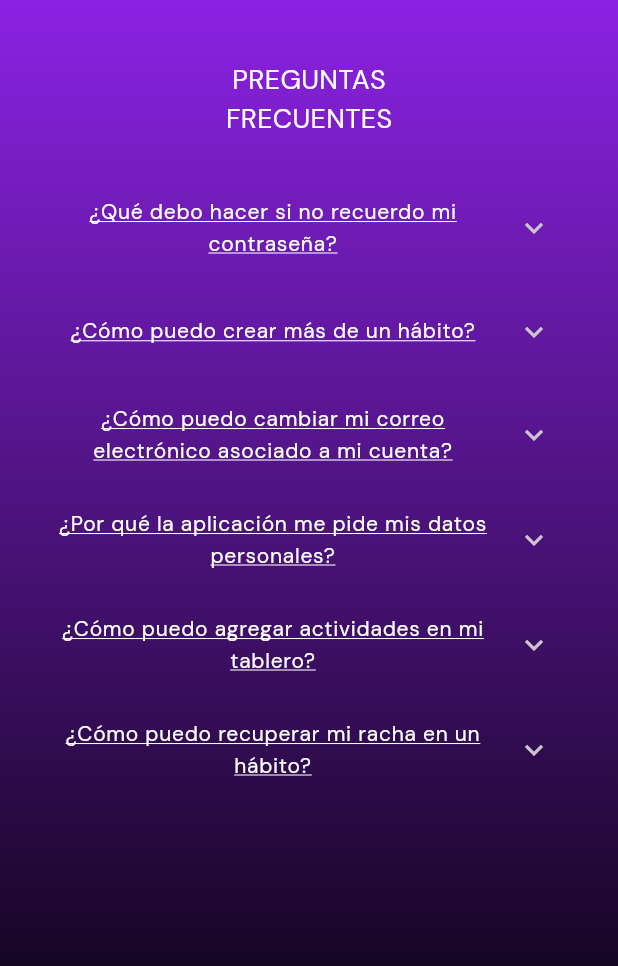
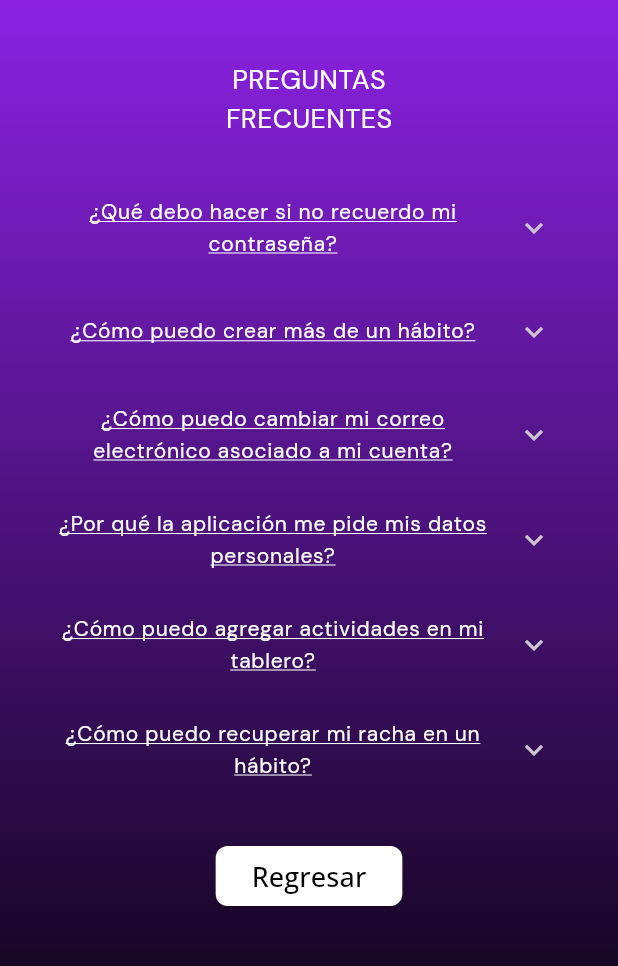
Before and after one commit to diegoZarateFer/stubit, a Flutter app: the FaqScreen screen opened directly, on a phone screen of 412 x 824 dp, the part 84-1050 px from its top. Run offline on Flutter 3.47's test engine with Material 3 defaults, Android fonts, the phone set to English and light mode, and no system bars; our stand-ins replace cloud_firestore, firebase_auth, firebase_core, flutter_rating_bar, google_fonts, percent_indicator and 2 more; missing offline and left inert: day_picker; accounts and stored records are empty; Roboto replaces fonts that are missing (Satisfy).

Commit message:
Ajuste la pantalla de Preguntas Frecuentes, agregue boton de regresar al final de la pantalla

```diff
--- a/lib/screens/faq_screen.dart
+++ b/lib/screens/faq_screen.dart
@@ -12,20 +12,6 @@ class FaqScreen extends StatefulWidget {
 
 class _FaqScreenState extends State<FaqScreen>
     with SingleTickerProviderStateMixin {
-  late TabController _tabController;
-
-  @override
-  void initState() {
-    super.initState();
-    _tabController = TabController(length: 2, vsync: this);
-  }
-
-  @override
-  void dispose() {
-    _tabController.dispose();
-    super.dispose();
-  }
-
   @override
   Widget build(BuildContext context) {
     return Scaffold(
@@ -142,6 +128,26 @@ class _FaqScreenState extends State<FaqScreen>
                     'Si no tienes suficientes gemas, lamentablemente no podrás recuperar tu racha en ese momento.',
                   ],
                 ),
+                const SizedBox(height: 20),
+                ElevatedButton(
+                  onPressed: () {
+                    Navigator.of(context).pop();
+                  },
+                  style: ElevatedButton.styleFrom(
+                    shape: RoundedRectangleBorder(
+                      borderRadius: BorderRadius.circular(8),
+                    ),
+                    backgroundColor: Colors.white,
+                  ),
+                  child: Text(
+                    "Regresar",
+                    style: GoogleFonts.openSans(
+                      color: Colors.black,
+                      decorationColor: Colors.black,
+                      fontSize: 18,
+                    ),
+                  ),
+                ),
               ],
             ),
           ),
```
Also changed, not shown: pubspec.lock, 4 other files.
